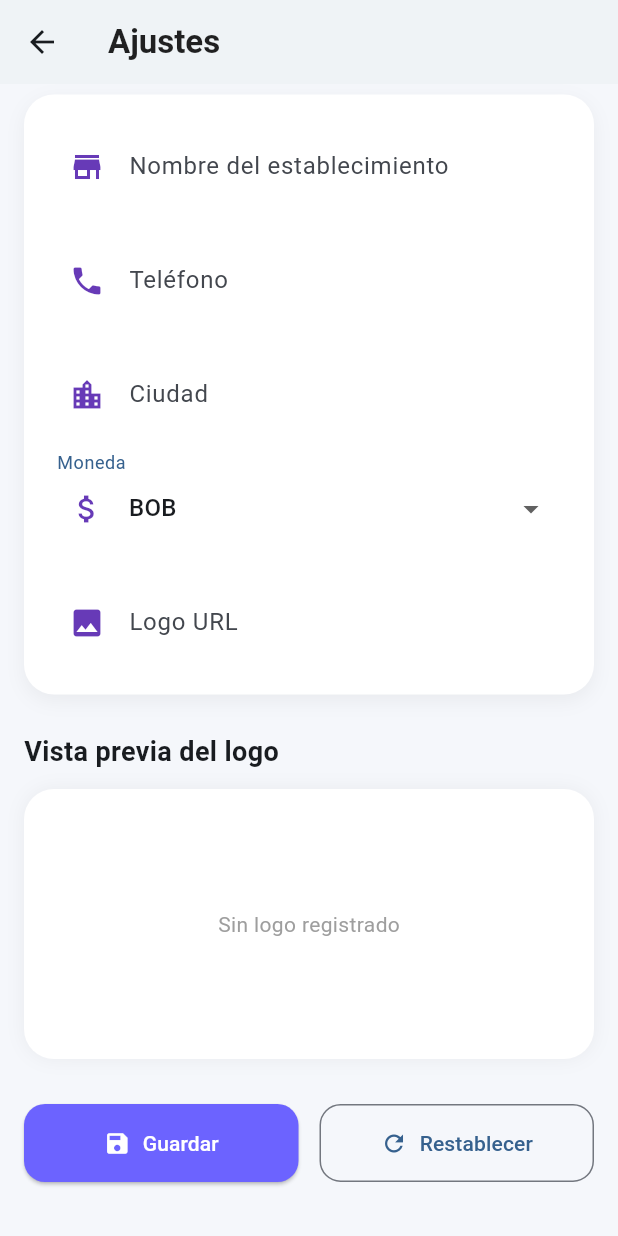
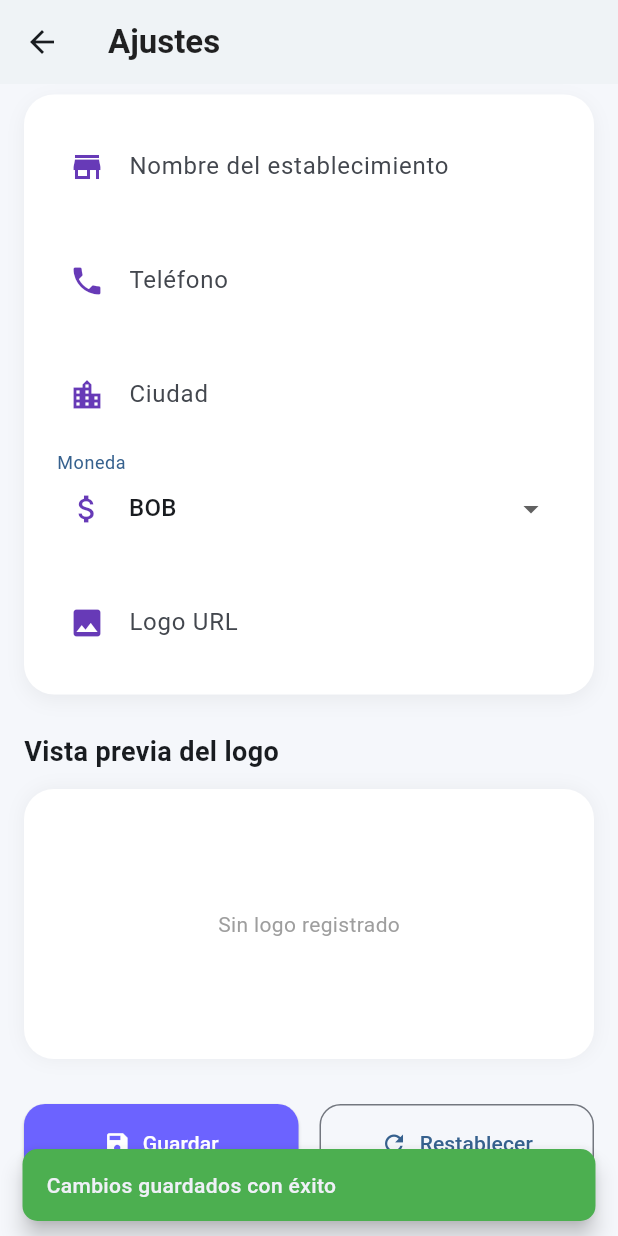
Before and after one commit to Dransil/sistema-api-restaurante, a Flutter app: the AjustesScreen screen opened directly, scrolled down 134 dp, after a tap on "BOB", after a tap on "Guardar", on a phone screen of 412 x 824 dp. Run offline on Flutter 3.47's test engine with Material 3 defaults, Android fonts, the phone set to English and light mode, and no system bars; our stand-ins replace dio, flutter_dotenv, flutter_secure_storage; accounts and stored records are empty; network calls fail.

Commit message:
Pantalla de ajustes refactorizada

```diff
--- a/app_mobile_pos/lib/presentation/screens/ajustes_screen.dart
+++ b/app_mobile_pos/lib/presentation/screens/ajustes_screen.dart
@@ -1,5 +1,6 @@
 import 'package:flutter/material.dart';
 import '../../../data/repositories/config_repository.dart';
+import '../../../logic/helpers/config_ui_helper.dart';
 
 class AjustesScreen extends StatefulWidget {
   const AjustesScreen({super.key});
@@ -28,6 +29,7 @@ class _AjustesScreenState extends State<AjustesScreen> {
   }
 
   Future<void> _cargarDatos() async {
+    setState(() => _isLoading = true);
     try {
       final config = await _configRepository.obtenerConfiguracion();
 
@@ -43,36 +45,26 @@ class _AjustesScreenState extends State<AjustesScreen> {
           if (['BOB', 'USD', 'EUR'].contains(config.moneda)) {
             monedaSeleccionada = config.moneda;
           }
-
           _isLoading = false;
         });
       } else {
+        if (mounted) setState(() => _isLoading = false);
+      }
+    } catch (e, stackTrace) {
+      if (mounted) {
         setState(() => _isLoading = false);
-      }
-    } catch (e) {
-      setState(() => _isLoading = false);
-
-      ScaffoldMessenger.of(context).showSnackBar(
-        SnackBar(
-          content: Text('Error al cargar datos: $e'),
-          backgroundColor: Colors.red,
-        ),
+        ConfigUiHelper.notificar(
+          context,
+          'Error al cargar datos: $e',
+          Colors.red,
         );
       }
+      ConfigUiHelper.registrarLog(
+        'Fallo la lectura en ConfigRepository',
+        error: e,
+        stackTrace: stackTrace,
+      );
     }
-
-  InputDecoration customInput(String label, IconData icon) {
-    return InputDecoration(
-      labelText: label,
-      prefixIcon: Icon(icon, color: Colors.deepPurple),
-      filled: true,
-      fillColor: Colors.white,
-      border: OutlineInputBorder(
-        borderRadius: BorderRadius.circular(14),
-        borderSide: BorderSide.none,
-      ),
-      contentPadding: const EdgeInsets.symmetric(vertical: 18),
-    );
   }
 
   @override
@@ -92,7 +84,6 @@ class _AjustesScreenState extends State<AjustesScreen> {
 
     return Scaffold(
       backgroundColor: const Color(0xfff5f7fb),
-
       appBar: AppBar(
         elevation: 0,
         backgroundColor: Colors.white,
@@ -102,15 +93,33 @@ class _AjustesScreenState extends State<AjustesScreen> {
         ),
         centerTitle: false,
       ),
-
       body: SingleChildScrollView(
         padding: const EdgeInsets.all(16),
-
         child: Column(
           crossAxisAlignment: CrossAxisAlignment.start,
           children: [
-            /// HEADER
-            Container(
+            _construirEncabezado(),
+            const SizedBox(height: 25),
+            _construirFormulario(),
+            const SizedBox(height: 25),
+            const Text(
+              'Vista previa del logo',
+              style: TextStyle(fontSize: 18, fontWeight: FontWeight.bold),
+            ),
+            const SizedBox(height: 12),
+            _construirPreviewLogo(),
+            const SizedBox(height: 30),
+            _construirBotonesAccion(),
+            const SizedBox(height: 20),
+          ],
+        ),
+      ),
+    );
+  }
+
+  // WIDGET EXTRAÍDO: Encabezado con Degradado
+  Widget _construirEncabezado() {
+    return Container(
       padding: const EdgeInsets.all(20),
       decoration: BoxDecoration(
         gradient: const LinearGradient(
@@ -123,15 +132,9 @@ class _AjustesScreenState extends State<AjustesScreen> {
           const CircleAvatar(
             radius: 30,
             backgroundColor: Colors.white,
-                    child: Icon(
-                      Icons.settings,
-                      size: 35,
-                      color: Color(0xff6C63FF),
+            child: Icon(Icons.settings, size: 35, color: Color(0xff6C63FF)),
           ),
-                  ),
-
           const SizedBox(width: 15),
-
           Expanded(
             child: Column(
               crossAxisAlignment: CrossAxisAlignment.start,
@@ -144,9 +147,7 @@ class _AjustesScreenState extends State<AjustesScreen> {
                     fontWeight: FontWeight.bold,
                   ),
                 ),
-
                 SizedBox(height: 4),
-
                 Text(
                   'Administra la información principal',
                   style: TextStyle(color: Colors.white70),
@@ -156,113 +157,101 @@ class _AjustesScreenState extends State<AjustesScreen> {
           ),
         ],
       ),
-            ),
+    );
+  }
 
-            const SizedBox(height: 25),
-
-            /// CARD FORMULARIO
-            Container(
+  // WIDGET EXTRAÍDO: Card con Inputs del Negocio
+  Widget _construirFormulario() {
+    return Container(
       padding: const EdgeInsets.all(18),
-
       decoration: BoxDecoration(
         color: Colors.white,
         borderRadius: BorderRadius.circular(20),
-
         boxShadow: [
           BoxShadow(
-                    color: Colors.black.withOpacity(0.05),
+            color: Colors.black.withValues(
+              alpha: 0.05,
+            ), // CORREGIDO: con precisión flotante
             blurRadius: 10,
             offset: const Offset(0, 4),
           ),
         ],
       ),
-
       child: Column(
         children: [
           TextField(
             controller: nombreController,
-                    decoration: customInput(
+            decoration: ConfigUiHelper.mapearInputDecoration(
               'Nombre del establecimiento',
               Icons.store,
             ),
           ),
-
           const SizedBox(height: 16),
-
           TextField(
             controller: telefonoController,
             keyboardType: TextInputType.phone,
-                    decoration: customInput('Teléfono', Icons.phone),
+            decoration: ConfigUiHelper.mapearInputDecoration(
+              'Teléfono',
+              Icons.phone,
             ),
-
+          ),
           const SizedBox(height: 16),
-
           TextField(
             controller: ciudadController,
-                    decoration: customInput('Ciudad', Icons.location_city),
+            decoration: ConfigUiHelper.mapearInputDecoration(
+              'Ciudad',
+              Icons.location_city,
             ),
-
+          ),
           const SizedBox(height: 16),
-
           DropdownButtonFormField<String>(
             value: monedaSeleccionada,
-
-                    decoration: customInput('Moneda', Icons.attach_money),
-
-                    items: ['BOB', 'USD', 'EUR']
-                        .map((e) => DropdownMenuItem(value: e, child: Text(e)))
-                        .toList(),
-
+            decoration: ConfigUiHelper.mapearInputDecoration(
+              'Moneda',
+              Icons.attach_money,
+            ),
+            items: [
+              'BOB',
+              'USD',
+              'EUR',
+            ].map((e) => DropdownMenuItem(value: e, child: Text(e))).toList(),
             onChanged: (value) {
               setState(() {
                 monedaSeleccionada = value!;
               });
             },
           ),
-
           const SizedBox(height: 16),
-
           TextField(
             controller: logoController,
-
-                    decoration: customInput('Logo URL', Icons.image),
-
-                    onChanged: (value) {
-                      setState(() {
-                        logoUrl = value.trim();
-                      });
-                    },
+            decoration: ConfigUiHelper.mapearInputDecoration(
+              'Logo URL',
+              Icons.image,
+            ),
+            onChanged: (value) => setState(() => logoUrl = value.trim()),
           ),
         ],
       ),
-            ),
+    );
+  }
 
-            const SizedBox(height: 25),
-
-            /// PREVIEW LOGO
-            const Text(
-              'Vista previa del logo',
-              style: TextStyle(fontSize: 18, fontWeight: FontWeight.bold),
-            ),
-
-            const SizedBox(height: 12),
-
-            Container(
+  // WIDGET EXTRAÍDO: Cuadro de Vista Previa de Imagen
+  Widget _construirPreviewLogo() {
+    return Container(
       height: 180,
       width: double.infinity,
-
       decoration: BoxDecoration(
         color: Colors.white,
         borderRadius: BorderRadius.circular(20),
-
         boxShadow: [
           BoxShadow(
-                    color: Colors.black.withOpacity(0.05),
+            color: Colors.black.withValues(
+              alpha: 0.05,
+            ), // CORREGIDO: precisión estable
             blurRadius: 10,
           ),
         ],
       ),
-
       child: logoUrl.isEmpty
           ? const Center(
               child: Text(
@@ -275,61 +264,53 @@ class _AjustesScreenState extends State<AjustesScreen> {
               child: Image.network(
                 logoUrl,
                 fit: BoxFit.contain,
-
-                        errorBuilder: (context, error, stackTrace) {
-                          return const Center(
+                errorBuilder: (_, _, _) => const Center(
                   child: Text(
                     'Error al cargar imagen',
                     style: TextStyle(color: Colors.red),
                   ),
-                          );
-                        },
                 ),
               ),
             ),
+    );
+  }
 
-            const SizedBox(height: 30),
-
-            /// BOTONES
-            Row(
+  // WIDGET EXTRAÍDO: Botones Guardar y Restablecer
+  Widget _construirBotonesAccion() {
+    return Row(
       children: [
         Expanded(
           child: ElevatedButton.icon(
             onPressed: () {
-                      print('Guardar datos con ID: $configId');
+              ConfigUiHelper.registrarLog(
+                'Petición de guardado para la configuración ID: $configId',
+              );
+              ConfigUiHelper.notificar(
+                context,
+                'Cambios guardados con éxito',
+                Colors.green,
+              );
             },
-
             icon: const Icon(Icons.save),
-
             label: const Text('Guardar'),
-
             style: ElevatedButton.styleFrom(
               backgroundColor: const Color(0xff6C63FF),
               foregroundColor: Colors.white,
               padding: const EdgeInsets.symmetric(vertical: 16),
-
               shape: RoundedRectangleBorder(
                 borderRadius: BorderRadius.circular(14),
               ),
             ),
           ),
         ),
-
         const SizedBox(width: 14),
-
         Expanded(
           child: OutlinedButton.icon(
-                    onPressed: () {
-                      _cargarDatos();
-                    },
-
+            onPressed: _cargarDatos,
             icon: const Icon(Icons.refresh),
-
             label: const Text('Restablecer'),
-
             style: OutlinedButton.styleFrom(
               padding: const EdgeInsets.symmetric(vertical: 16),
-
               shape: RoundedRectangleBorder(
                 borderRadius: BorderRadius.circular(14),
               ),
@@ -337,12 +318,6 @@ class _AjustesScreenState extends State<AjustesScreen> {
           ),
         ),
       ],
-            ),
-
-            const SizedBox(height: 20),
-          ],
-        ),
-      ),
     );
   }
 }
```
Lines whose indentation alone changed are shown as unchanged.
